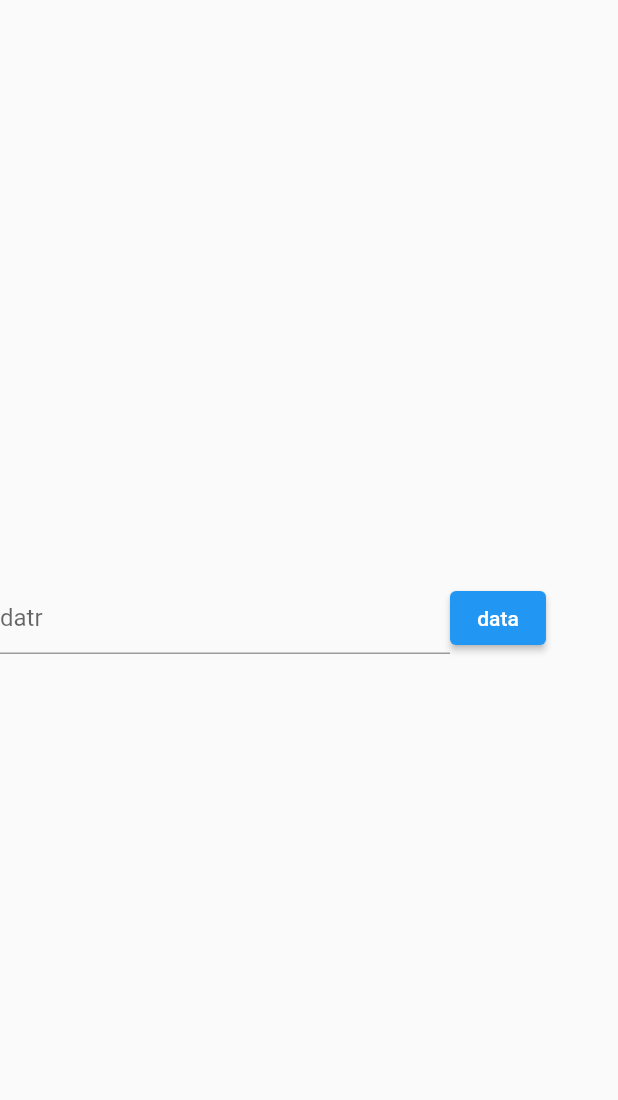
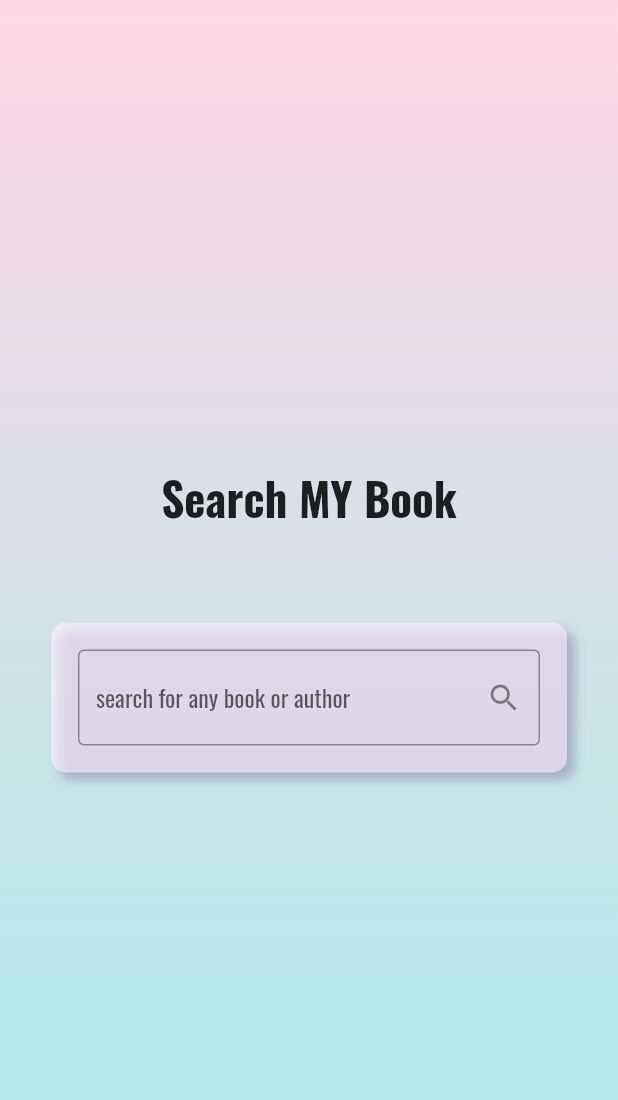
Before and after one commit to shivanuj13/search-my-book, a Flutter app: the screen it shows after launch, on a phone screen of 412 x 824 dp. Shown: the top 1100 px of the screen. Run offline on Flutter 3.47's test engine with Material 2 defaults, Android fonts, the phone set to English and light mode, and no system bars; our stand-ins replace google_fonts.

Commit message:
completed ui design for home and search page

```diff
--- a/lib/main.dart
+++ b/lib/main.dart
@@ -1,5 +1,6 @@
 import 'package:flutter/material.dart';
 import 'package:search_my_book/page/home_page.dart';
+import 'package:google_fonts/google_fonts.dart';
 
 void main() => runApp(MyApp());
 
@@ -14,6 +15,8 @@ class _MyAppState extends State<MyApp> {
   @override
   Widget build(BuildContext context) {
     return MaterialApp(
+      theme: ThemeData(
+      textTheme: GoogleFonts.oswaldTextTheme(Theme.of(context).textTheme,)),
       home: Scaffold(
         body: HomePage(),
       ),
--- a/lib/model/listbook.dart
+++ b/lib/model/listbook.dart
@@ -65,7 +65,7 @@ class VolumeInfo {
       authors: List<String>.from(map['authors']),
       publisher: map['publisher'],
       publishedDate: map['publishedDate'],
-      discription: map['discription'],
+      discription: map['description'],
       industryIdentifiers: [],
       imageLink: ImageLink.fromMap(map['imageLinks']
         // "smallThumbnail": "http://books.google.com/books/content?id=C9GQMwEACAAJ&printsec=frontcover&img=1&zoom=5&source=gbs_api",
--- a/lib/page/home_page.dart
+++ b/lib/page/home_page.dart
@@ -1,4 +1,7 @@
+import 'package:flutter/cupertino.dart';
 import 'package:flutter/material.dart';
+import 'package:flutter/rendering.dart';
+import 'package:flutter/widgets.dart';
 import 'package:search_my_book/model/listbook.dart';
 import 'package:search_my_book/page/search_result_page.dart';
 import 'package:search_my_book/service/fetchbook.dart';
@@ -17,32 +20,66 @@ class _HomePageState extends State<HomePage> {
   void searchg() async
   {
     BookList books;
-    books = await fetchbook(searchtearm.text);
-    Navigator.push(context, MaterialPageRoute(builder: (context)=> SearchReasult(books: books,)) );
+    books = await fetchbooklist(searchtearm.text);
+    Navigator.push(context, MaterialPageRoute(builder: (context)=> SearchReasult(books: books,searchtearm: searchtearm.text,)) );
   }
   @override
   Widget build(BuildContext context) {
-    return Column(
-      mainAxisAlignment: MainAxisAlignment.center,
+    return Container(
+      decoration: BoxDecoration(
+            gradient: LinearGradient(
+              begin: Alignment.bottomCenter,
+              end: Alignment.topCenter,
+              colors: [
+                // background-image: linear-gradient(to top, #a8edea 0%, #fed6e3 100%);
+                Color(0xffa8edea),
+                Color(0xfffed6e3)
+              ])
+          ),
+      child: Center(
+        child: Container(
+          margin: EdgeInsets.all(18),
+          padding: EdgeInsets.all(16),
+          height: 300,
+          child: Column(
+            mainAxisAlignment: MainAxisAlignment.spaceAround,
             children: [
-        Row(
-          children: [
+              Text('Search MY Book',style: TextStyle(fontSize: 30,fontWeight: FontWeight.bold, )),
               Container(
-               width: 300,
+                decoration: BoxDecoration(
+            color: Color(0xA0FCEFFF),
+            borderRadius: BorderRadius.circular(10),
+            boxShadow: [BoxShadow(
+              offset: Offset(5.0,5.0),
+              color: Color(0x3A300342),
+              blurRadius: 5
+            ),
+            ]
+          ),
+              child: Padding(
+                padding: const EdgeInsets.all(8.0),
+                child: Container(
+                   width: double.infinity,
+                   margin: EdgeInsets.all(10),
                   child: TextField(
+                    minLines: 1,
                     controller: searchtearm,
                     decoration: InputDecoration(
-                  hintText: 'datr'
+                      suffixIcon:  InkWell(
+                        onTap: (){searchg();},
+                        child: Icon(Icons.search)),
+                      border: OutlineInputBorder(),
+                      hintText: 'search for any book or author'
                     ),
                     onEditingComplete: searchg,
                   ),
                 ),
-            Container(
-              child: ElevatedButton(onPressed: (){searchg();}, child: Text('data') ),
-            )
+              ),
+              ),
             ],
           ),
-      ],
+        ),
+      ),
     );
   }
 }
--- a/pubspec.yaml
+++ b/pubspec.yaml
@@ -39,6 +39,7 @@ dependencies:
 dev_dependencies:
   flutter_test:
     sdk: flutter
+  google_fonts: ^2.1.0
 
   # The "flutter_lints" package below contains a set of recommended lints to
   # encourage good coding practices. The lint set provided by the package is
```
Also changed, not shown: lib/page/book_page.dart (added, +43 -0 lines), lib/page/search_result_page.dart (+100 -9 lines), lib/service/fetchbook.dart (+12 -4 lines), pubspec.lock. Lines whose indentation alone changed are shown as unchanged.
